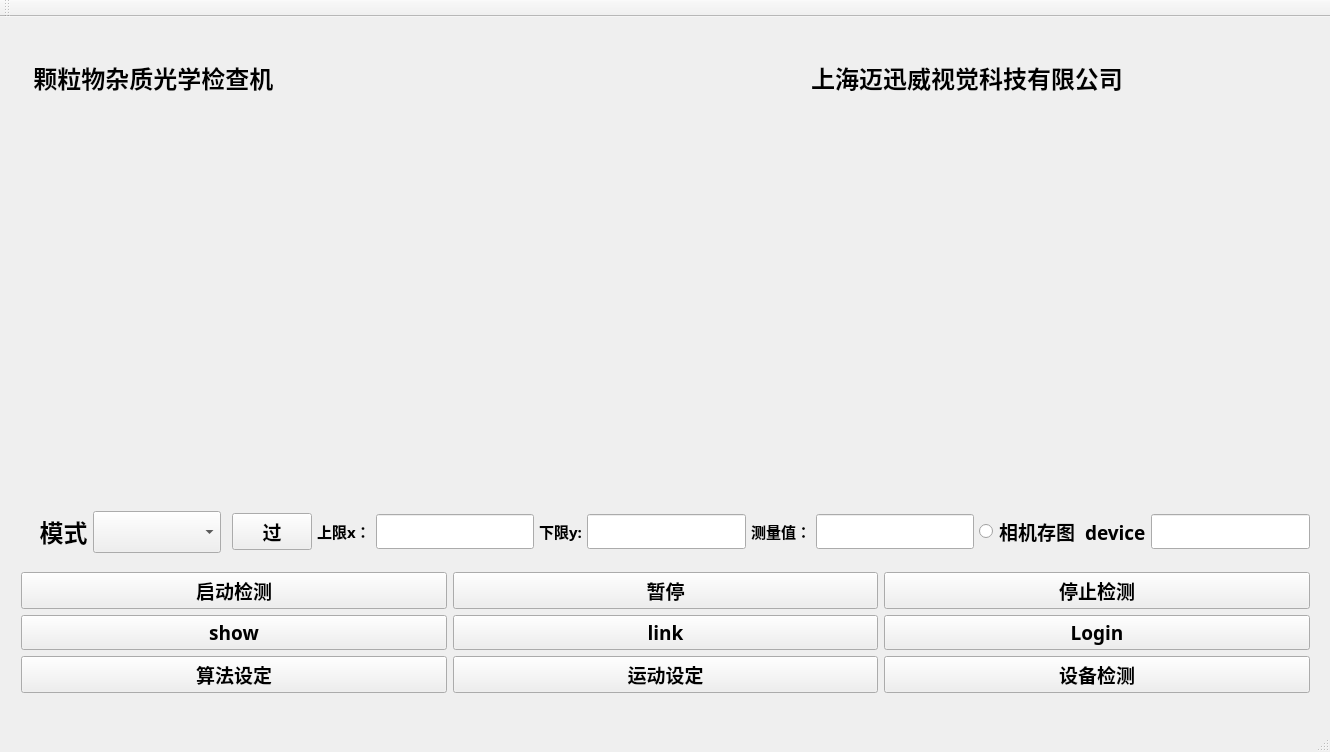
The window that LineCamera/LineCamera.ui (gzj1997/LineCamera) describes before a commit, drawn with Qt 5.
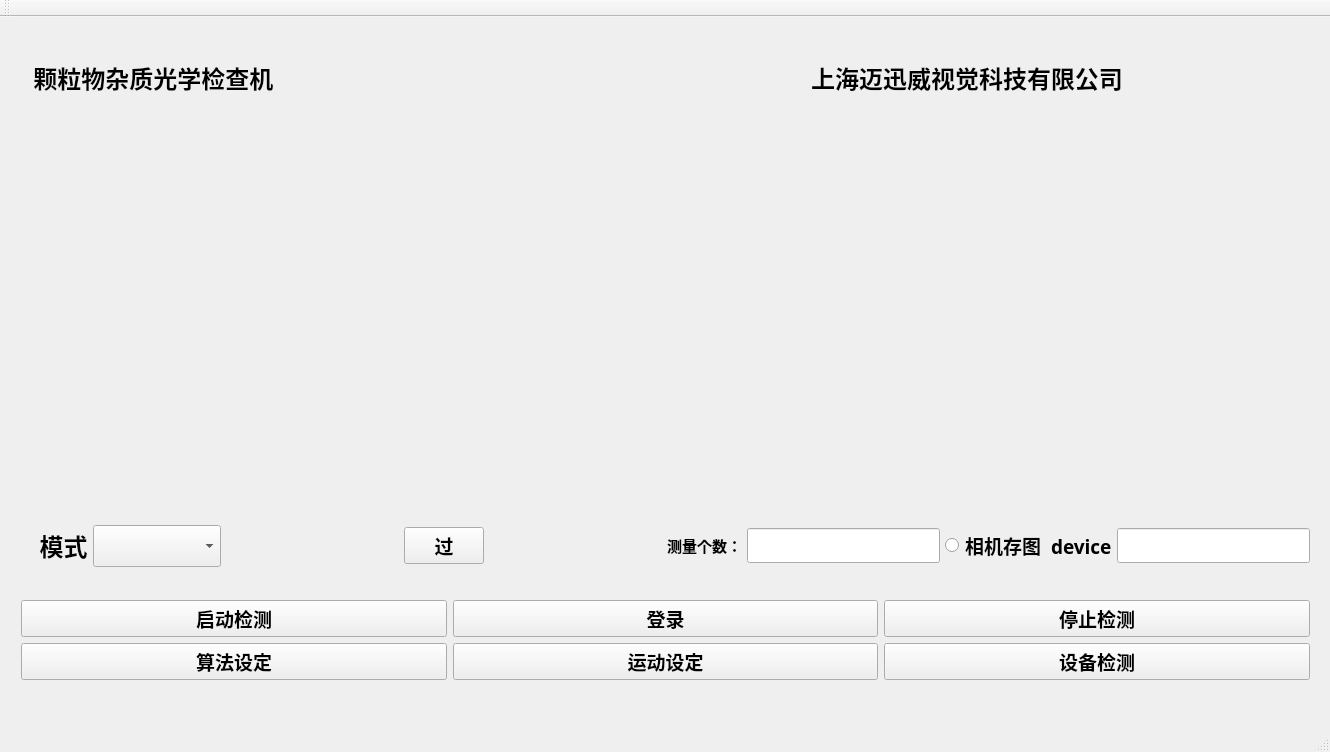
The same window after the commit. Icons and pictures are not drawn.

Diff of the .ui file:
```diff
--- a/LineCamera/LineCamera.ui
+++ b/LineCamera/LineCamera.ui
@@ -38,7 +38,7 @@
     </property>
     <layout class="QVBoxLayout" name="verticalLayout_5">
      <item>
-      <layout class="QHBoxLayout" name="horizontalLayout_2" stretch="0,0,0,0,0,0,0,0,0,0,0,0,0">
+      <layout class="QHBoxLayout" name="horizontalLayout_2" stretch="0,0,0,0,0,0,0,0,0,0">
        <property name="spacing">
         <number>5</number>
        </property>
@@ -96,29 +96,22 @@
         </widget>
        </item>
        <item>
-        <widget class="QLabel" name="label_4">
-         <property name="text">
-          <string>&lt;html&gt;&lt;head/&gt;&lt;body&gt;&lt;p&gt;&lt;span style=&quot; font-size:11pt;&quot;&gt;上限x：&lt;/span&gt;&lt;/p&gt;&lt;/body&gt;&lt;/html&gt;</string>
+        <spacer name="horizontalSpacer">
+         <property name="orientation">
+          <enum>Qt::Horizontal</enum>
          </property>
-        </widget>
-       </item>
-       <item>
-        <widget class="QLineEdit" name="lineEdit_4"/>
-       </item>
-       <item>
-        <widget class="QLabel" name="label_5">
-         <property name="text">
-          <string>&lt;html&gt;&lt;head/&gt;&lt;body&gt;&lt;p&gt;&lt;span style=&quot; font-size:11pt;&quot;&gt;下限y:&lt;/span&gt;&lt;/p&gt;&lt;/body&gt;&lt;/html&gt;</string>
+         <property name="sizeHint" stdset="0">
+          <size>
+           <width>40</width>
+           <height>20</height>
+          </size>
          </property>
-        </widget>
-       </item>
-       <item>
-        <widget class="QLineEdit" name="lineEdit_3"/>
+        </spacer>
        </item>
        <item>
         <widget class="QLabel" name="label_6">
          <property name="text">
-          <string>&lt;html&gt;&lt;head/&gt;&lt;body&gt;&lt;p&gt;&lt;span style=&quot; font-size:11pt; font-weight:600;&quot;&gt;测量值：&lt;/span&gt;&lt;/p&gt;&lt;/body&gt;&lt;/html&gt;</string>
+          <string>&lt;html&gt;&lt;head/&gt;&lt;body&gt;&lt;p&gt;&lt;span style=&quot; font-size:11pt;&quot;&gt;测量个数：&lt;/span&gt;&lt;/p&gt;&lt;/body&gt;&lt;/html&gt;</string>
          </property>
         </widget>
        </item>
@@ -152,13 +145,6 @@
        <property name="leftMargin">
         <number>0</number>
        </property>
-       <item row="1" column="0">
-        <widget class="QPushButton" name="pushButton_4">
-         <property name="text">
-          <string>show</string>
-         </property>
-        </widget>
-       </item>
        <item row="0" column="2">
         <widget class="QPushButton" name="pushButton_3">
          <property name="text">
@@ -166,20 +152,6 @@
          </property>
         </widget>
        </item>
-       <item row="1" column="1">
-        <widget class="QPushButton" name="pushButton_5">
-         <property name="text">
-          <string>link</string>
-         </property>
-        </widget>
-       </item>
-       <item row="0" column="1">
-        <widget class="QPushButton" name="pushButton_2">
-         <property name="text">
-          <string>暂停</string>
-         </property>
-        </widget>
-       </item>
        <item row="2" column="0">
         <widget class="QPushButton" name="pushButton_6">
          <property name="text">
@@ -194,13 +166,6 @@
          </property>
         </widget>
        </item>
-       <item row="1" column="2">
-        <widget class="QPushButton" name="pushButton_8">
-         <property name="text">
-          <string>Login</string>
-         </property>
-        </widget>
-       </item>
        <item row="2" column="2">
         <widget class="QPushButton" name="pushButton_9">
          <property name="text">
@@ -215,6 +180,13 @@
          </property>
         </widget>
        </item>
+       <item row="0" column="1">
+        <widget class="QPushButton" name="pushButton_8">
+         <property name="text">
+          <string>登录</string>
+         </property>
+        </widget>
+       </item>
       </layout>
      </item>
     </layout>
```
Left out of the diff: 86 changed lines with no effect on the pictures.
